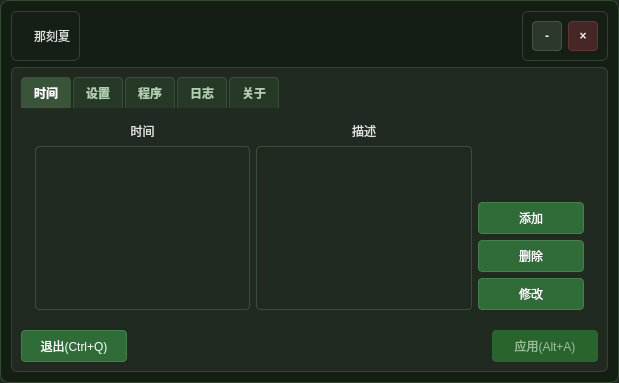
Before: the Qt Designer form UIs/settings.ui in ZYOctopuszy/TimeTipper, drawn with Qt 5.
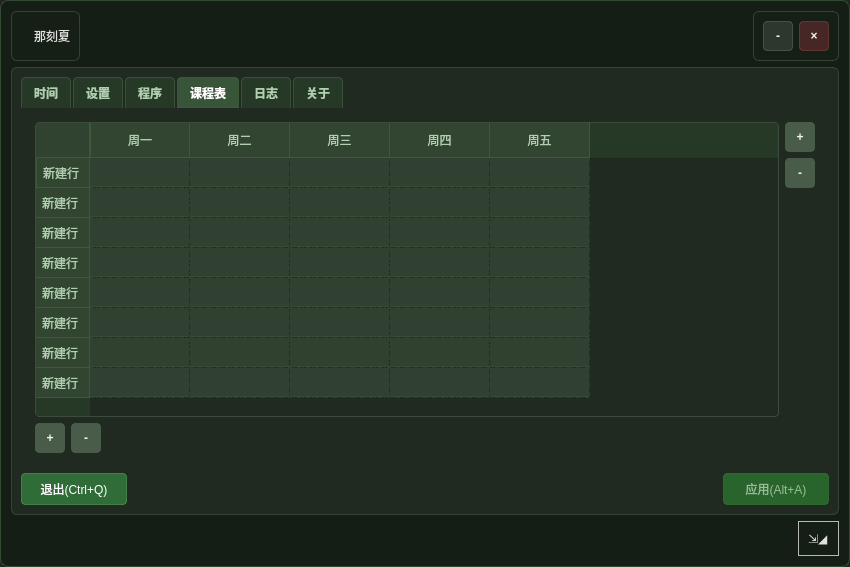
After: the same form once the commit is applied. The open tabs and pages were chosen to show the change. Icons and pictures are not drawn.

What changed in the file:
```diff
--- a/UIs/settings.ui
+++ b/UIs/settings.ui
@@ -6,13 +6,16 @@
    <rect>
     <x>0</x>
     <y>0</y>
-    <width>619</width>
-    <height>382</height>
+    <width>850</width>
+    <height>567</height>
    </rect>
   </property>
   <property name="windowTitle">
    <string>TimeTipper</string>
   </property>
+  <property name="autoFillBackground">
+   <bool>true</bool>
+  </property>
   <property name="styleSheet">
    <string notr="true">/* 基础设置 */
 * {
@@ -180,7 +183,6 @@
 /* 关于页大标题 */
 QLabel#label {
     color: rgba(100, 220, 120, 0.9);
-    text-shadow: 1px 1px 2px rgba(0, 10, 0, 0.3);
 }
 
 /* 分隔线 */
@@ -238,108 +240,29 @@
 }</string>
   </property>
   <layout class="QGridLayout" name="gridLayout_10">
-   <item row="1" column="2" alignment="Qt::AlignmentFlag::AlignRight">
-    <widget class="QFrame" name="frame_2">
+   <item row="4" column="2" alignment="Qt::AlignmentFlag::AlignRight|Qt::AlignmentFlag::AlignBottom">
+    <widget class="QFrame" name="frame_5">
      <property name="frameShape">
       <enum>QFrame::Shape::StyledPanel</enum>
      </property>
      <property name="frameShadow">
       <enum>QFrame::Shadow::Raised</enum>
      </property>
-     <layout class="QGridLayout" name="gridLayout_11">
+     <layout class="QGridLayout" name="gridLayout_14">
       <item row="0" column="0">
-       <widget class="QPushButton" name="minimize_button">
-        <property name="cursor">
-         <cursorShape>ArrowCursor</cursorShape>
+       <widget class="QLabel" name="resize_label">
+        <property name="autoFillBackground">
+         <bool>false</bool>
         </property>
-        <property name="styleSheet">
-         <string notr="true">/* 最小化按钮样式 - 暗色主题与绿色调协调 */
-QPushButton#minimize_button {
-    background-color: rgba(50, 60, 50, 0.85);  /* 深绿色调背景 */
-    border: 1px solid rgba(80, 100, 80, 0.7);  /* 浅绿色边框 */
-    border-radius: 4px;
-    color: #f0f0f0;
-    padding: 4px;
-    min-width: 20px;
-    max-width: 20px;
-    min-height: 20px;
-    max-height: 20px;
-    font-weight: bold;
-    qproperty-text: &quot;-&quot;;  /* 使用下划线作为最小化符号 */
-}
-
-/* 悬停状态 - 增强绿色调 */
-QPushButton#minimize_button:hover {
-    background-color: rgba(70, 90, 70, 0.9);
-    border-color: rgba(100, 130, 100, 0.8);
-}
-
-/* 按下状态 */
-QPushButton#minimize_button:pressed {
-    background-color: rgba(90, 110, 90, 0.9);
-    border-color: rgba(120, 150, 120, 0.8);
-}
-
-/* 禁用状态 */
-QPushButton#minimize_button:disabled {
-    background-color: rgba(50, 60, 50, 0.6);
-    border-color: rgba(70, 80, 70, 0.5);
-    color: rgba(180, 180, 180, 0.5);
-}</string>
-        </property>
         <property name="text">
-         <string>-</string>
-        </property>
-       </widget>
-      </item>
-      <item row="0" column="2">
-       <widget class="QPushButton" name="close_button">
-        <property name="cursor">
-         <cursorShape>ArrowCursor</cursorShape>
-        </property>
-        <property name="styleSheet">
-         <string notr="true">QPushButton#close_button {
-    background-color: rgba(80, 40, 40, 0.85);  /* 深红褐色背景 */
-    border: 1px solid rgba(120, 60, 60, 0.7);  /* 红褐色边框 */
-    border-radius: 4px;
-    color: #f0f0f0;
-    padding: 4px;
-    min-width: 20px;
-    max-width: 20px;
-    min-height: 20px;
-    max-height: 20px;
-    font-weight: bold;
-    qproperty-text: &quot;×&quot;;  /* 使用乘号作为关闭符号 */
-}
-
-/* 悬停状态 - 增强红色调但仍保持协调 */
-QPushButton#close_button:hover {
-    background-color: rgba(120, 60, 60, 0.9);
-    border-color: rgba(150, 80, 80, 0.8);
-}
-
-/* 按下状态 */
-QPushButton#close_button:pressed {
-    background-color: rgba(150, 70, 70, 0.9);
-    border-color: rgba(180, 90, 90, 0.8);
-}
-
-/* 禁用状态 */
-QPushButton#close_button:disabled {
-    background-color: rgba(60, 50, 50, 0.6);
-    border-color: rgba(80, 70, 70, 0.5);
-    color: rgba(180, 180, 180, 0.5);
-}</string>
-        </property>
-        <property name="text">
-         <string>×</string>
+         <string>⇲◢</string>
         </property>
        </widget>
       </item>
      </layout>
     </widget>
    </item>
-   <item row="2" column="1" colspan="2">
+   <item row="3" column="1" colspan="2">
     <widget class="QFrame" name="frame_3">
      <property name="frameShape">
       <enum>QFrame::Shape::StyledPanel</enum>
@@ -764,7 +687,357 @@
           </item>
          </layout>
         </widget>
-        <widget class="QWidget" name="tab">
+        <widget class="QWidget" name="weekdays">
+         <attribute name="title">
+          <string>课程表</string>
+         </attribute>
+         <layout class="QGridLayout" name="gridLayout_13">
+          <item row="0" column="7">
+           <widget class="QPushButton" name="add_day">
+            <property name="styleSheet">
+             <string notr="true">/* 最小化按钮样式 - 暗色主题与绿色调协调 */
+QPushButton#add_day {
+    background-color: rgba(80, 100, 80, 0.85);  /* 深绿色调背景 */
+    border: 1px solid rgba(80, 100, 80, 0.7);  /* 浅绿色边框 */
+    border-radius: 4px;
+    color: #f0f0f0;
+    padding: 4px;
+    min-width: 20px;
+    max-width: 20px;
+    min-height: 20px;
+    max-height: 20px;
+    font-weight: bold;
+    qproperty-text: &quot;+&quot;;  /* 使用下划线作为最小化符号 */
+}
+
+/* 悬停状态 - 增强绿色调 */
+QPushButton#minimize_button:hover {
+    background-color: rgba(70, 90, 70, 0.9);
+    border-color: rgba(100, 130, 100, 0.8);
+}
+
+/* 按下状态 */
+QPushButton#minimize_button:pressed {
+    background-color: rgba(90, 110, 90, 0.9);
+    border-color: rgba(120, 150, 120, 0.8);
+}
+
+/* 禁用状态 */
+QPushButton#minimize_button:disabled {
+    background-color: rgba(50, 60, 50, 0.6);
+    border-color: rgba(70, 80, 70, 0.5);
+    color: rgba(180, 180, 180, 0.5);
+}</string>
+            </property>
+            <property name="text">
+             <string>+</string>
+            </property>
+           </widget>
+          </item>
+          <item row="1" column="7">
+           <widget class="QPushButton" name="del_day">
+            <property name="styleSheet">
+             <string notr="true">/* 最小化按钮样式 - 暗色主题与绿色调协调 */
+QPushButton#del_day {
+    background-color: rgba(80, 100, 80, 0.85);  /* 深绿色调背景 */
+    border: 1px solid rgba(80, 100, 80, 0.7);  /* 浅绿色边框 */
+    border-radius: 4px;
+    color: #f0f0f0;
+    padding: 4px;
+    min-width: 20px;
+    max-width: 20px;
+    min-height: 20px;
+    max-height: 20px;
+    font-weight: bold;
+    qproperty-text: &quot;-&quot;;  /* 使用下划线作为最小化符号 */
+}
+
+/* 悬停状态 - 增强绿色调 */
+QPushButton#minimize_button:hover {
+    background-color: rgba(70, 90, 70, 0.9);
+    border-color: rgba(100, 130, 100, 0.8);
+}
+
+/* 按下状态 */
+QPushButton#minimize_button:pressed {
+    background-color: rgba(90, 110, 90, 0.9);
+    border-color: rgba(120, 150, 120, 0.8);
+}
+
+/* 禁用状态 */
+QPushButton#minimize_button:disabled {
+    background-color: rgba(50, 60, 50, 0.6);
+    border-color: rgba(70, 80, 70, 0.5);
+    color: rgba(180, 180, 180, 0.5);
+}</string>
+            </property>
+            <property name="text">
+             <string>-</string>
+            </property>
+           </widget>
+          </item>
+          <item row="7" column="1">
+           <widget class="QPushButton" name="del_lesson">
+            <property name="styleSheet">
+             <string notr="true">/* 最小化按钮样式 - 暗色主题与绿色调协调 */
+QPushButton#del_lesson {
+    background-color: rgba(80, 100, 80, 0.85);  /* 深绿色调背景 */
+    border: 1px solid rgba(80, 100, 80, 0.7);  /* 浅绿色边框 */
+    border-radius: 4px;
+    color: #f0f0f0;
+    padding: 4px;
+    min-width: 20px;
+    max-width: 20px;
+    min-height: 20px;
+    max-height: 20px;
+    font-weight: bold;
+    qproperty-text: &quot;-&quot;;  /* 使用下划线作为最小化符号 */
+}
+
+/* 悬停状态 - 增强绿色调 */
+QPushButton#minimize_button:hover {
+    background-color: rgba(70, 90, 70, 0.9);
+    border-color: rgba(100, 130, 100, 0.8);
+}
+
+/* 按下状态 */
+QPushButton#minimize_button:pressed {
+    background-color: rgba(90, 110, 90, 0.9);
+    border-color: rgba(120, 150, 120, 0.8);
+}
+
+/* 禁用状态 */
+QPushButton#minimize_button:disabled {
+    background-color: rgba(50, 60, 50, 0.6);
+    border-color: rgba(70, 80, 70, 0.5);
+    color: rgba(180, 180, 180, 0.5);
+}</string>
+            </property>
+            <property name="text">
+             <string>-</string>
+            </property>
+           </widget>
+          </item>
+          <item row="7" column="0">
+           <widget class="QPushButton" name="add_lesson">
+            <property name="styleSheet">
+             <string notr="true">/* 最小化按钮样式 - 暗色主题与绿色调协调 */
+QPushButton#add_lesson {
+    background-color: rgba(80, 100, 80, 0.85);  /* 深绿色调背景 */
+    border: 1px solid rgba(80, 100, 80, 0.7);  /* 浅绿色边框 */
+    border-radius: 4px;
+    color: #f0f0f0;
+    padding: 4px;
+    min-width: 20px;
+    max-width: 20px;
+    min-height: 20px;
+    max-height: 20px;
+    font-weight: bold;
+    qproperty-text: &quot;+&quot;;  /* 使用下划线作为最小化符号 */
+}
+
+/* 悬停状态 - 增强绿色调 */
+QPushButton#minimize_button:hover {
+    background-color: rgba(70, 90, 70, 0.9);
+    border-color: rgba(100, 130, 100, 0.8);
+}
+
+/* 按下状态 */
+QPushButton#minimize_button:pressed {
+    background-color: rgba(90, 110, 90, 0.9);
+    border-color: rgba(120, 150, 120, 0.8);
+}
+
+/* 禁用状态 */
+QPushButton#minimize_button:disabled {
+    background-color: rgba(50, 60, 50, 0.6);
+    border-color: rgba(70, 80, 70, 0.5);
+    color: rgba(180, 180, 180, 0.5);
+}</string>
+            </property>
+            <property name="text">
+             <string>+</string>
+            </property>
+           </widget>
+          </item>
+          <item row="0" column="0" rowspan="3" colspan="6">
+           <widget class="QTableWidget" name="lessons_tab">
+            <property name="sizePolicy">
+             <sizepolicy hsizetype="Preferred" vsizetype="Preferred">
+              <horstretch>0</horstretch>
+              <verstretch>0</verstretch>
+             </sizepolicy>
+            </property>
+            <property name="styleSheet">
+             <string notr="true">/* QTableWidget 主样式 */
+QTableWidget {
+    background-color: rgba(40, 50, 40, 0.0);  /* 完全透明背景 */
+    border: 1px solid rgba(70, 90, 70, 0.7);
+    border-radius: 4px;
+    gridline-color: rgba(70, 90, 70, 0.4);
+    color: #e0e0e0;
+    selection-background-color: rgba(60, 120, 70, 0.7);
+    selection-color: white;
+    outline: 0;  /* 移除选中时的虚线框 */
+}
+
+/* 表头样式 */
+QHeaderView {
+    background-color: rgba(40, 60, 40, 0.8);
+    border: none;
+    border-radius: 0;
+}
+
+QHeaderView::section {
+    background-color: rgba(50, 70, 50, 0.9);
+    color: #b0d0b0;
+    padding: 6px;
+    border: 1px solid rgba(70, 100, 70, 0.6);
+    border-left: none;
+    border-top: none;
+    font-weight: normal;
+}
+
+QHeaderView::section:first {
+    border-left: 1px solid rgba(70, 100, 70, 0.6);
+}
+
+QHeaderView::section:checked {
+    background-color: rgba(60, 90, 60, 0.9);
+    color: white;
+}
+
+/* 表项样式 */
+QTableWidget::item {
+    padding: 4px 8px;
+    border-bottom: 1px solid rgba(70, 90, 70, 0.3);
+}
+
+QTableWidget::item:hover {
+    background-color: rgba(60, 80, 60, 0.4);
+}
+
+QTableWidget::item:selected {
+    background-color: rgba(60, 120, 70, 0.7);
+    color: white;
+}
+
+/* 交替行颜色 */
+QTableWidget::item:alternate {
+    background-color: rgba(45, 55, 45, 0.2);
+}
+
+/* 角部按钮样式 */
+QTableCornerButton::section {
+    background-color: rgba(50, 70, 50, 0.9);
+    border: 1px solid rgba(70, 100, 70, 0.6);
+    border-left: none;
+    border-top: none;
+}
+
+/* 滚动条样式（与主样式一致） */
+QTableWidget QScrollBar:vertical {
+    background: rgba(40, 50, 40, 0.5);
+    width: 10px;
+}
+
+QTableWidget QScrollBar::handle:vertical {
+    background: rgba(80, 120, 80, 0.6);
+    min-height: 20px;
+    border-radius: 5px;
+}
+
+QTableWidget QScrollBar::add-line:vertical, 
+QTableWidget QScrollBar::sub-line:vertical {
+    background: none;
+}
+
+/* 编辑状态下的样式 */
+QTableWidget::item:editing {
+    background-color: rgba(60, 80, 60, 0.6);
+}</string>
+            </property>
+            <property name="gridStyle">
+             <enum>Qt::PenStyle::DashDotLine</enum>
+            </property>
+            <property name="sortingEnabled">
+             <bool>false</bool>
+            </property>
+            <row>
+             <property name="text">
+              <string>新建行</string>
+             </property>
+            </row>
+            <row>
+             <property name="text">
+              <string>新建行</string>
+             </property>
+            </row>
+            <row>
+             <property name="text">
+              <string>新建行</string>
+             </property>
+            </row>
+            <row>
+             <property name="text">
+              <string>新建行</string>
+             </property>
+            </row>
+            <row>
+             <property name="text">
+              <string>新建行</string>
+             </property>
+            </row>
+            <row>
+             <property name="text">
+              <string>新建行</string>
+             </property>
+            </row>
+            <row>
+             <property name="text">
+              <string>新建行</string>
+             </property>
+            </row>
+            <row>
+             <property name="text">
+              <string>新建行</string>
+             </property>
+            </row>
+            <column>
+             <property name="text">
+              <string>周一</string>
+             </property>
+            </column>
+            <column>
+             <property name="text">
+              <string>周二</string>
+             </property>
+            </column>
+            <column>
+             <property name="text">
+              <string>周三</string>
+             </property>
+            </column>
+            <column>
+             <property name="text">
+              <string>周四</string>
+             </property>
+            </column>
+            <column>
+             <property name="text">
+              <string>周五</string>
+             </property>
+            </column>
+            <item row="0" column="0">
+             <property name="text">
+              <string/>
+             </property>
+            </item>
+           </widget>
+          </item>
+         </layout>
+        </widget>
+        <widget class="QWidget" name="log">
          <attribute name="title">
           <string>日志</string>
          </attribute>
@@ -879,6 +1152,107 @@
      <zorder>horizontalSpacer</zorder>
     </widget>
    </item>
+   <item row="1" column="2" alignment="Qt::AlignmentFlag::AlignRight">
+    <widget class="QFrame" name="frame_2">
+     <property name="frameShape">
+      <enum>QFrame::Shape::StyledPanel</enum>
+     </property>
+     <property name="frameShadow">
+      <enum>QFrame::Shadow::Raised</enum>
+     </property>
+     <layout class="QGridLayout" name="gridLayout_11">
+      <item row="0" column="0">
+       <widget class="QPushButton" name="minimize_button">
+        <property name="cursor">
+         <cursorShape>ArrowCursor</cursorShape>
+        </property>
+        <property name="styleSheet">
+         <string notr="true">/* 最小化按钮样式 - 暗色主题与绿色调协调 */
+QPushButton#minimize_button {
+    background-color: rgba(50, 60, 50, 0.85);  /* 深绿色调背景 */
+    border: 1px solid rgba(80, 100, 80, 0.7);  /* 浅绿色边框 */
+    border-radius: 4px;
+    color: #f0f0f0;
+    padding: 4px;
+    min-width: 20px;
+    max-width: 20px;
+    min-height: 20px;
+    max-height: 20px;
+    font-weight: bold;
+    qproperty-text: &quot;-&quot;;  /* 使用下划线作为最小化符号 */
+}
+
+/* 悬停状态 - 增强绿色调 */
+QPushButton#minimize_button:hover {
+    background-color: rgba(70, 90, 70, 0.9);
+    border-color: rgba(100, 130, 100, 0.8);
+}
+
+/* 按下状态 */
+QPushButton#minimize_button:pressed {
+    background-color: rgba(90, 110, 90, 0.9);
+    border-color: rgba(120, 150, 120, 0.8);
+}
+
+/* 禁用状态 */
+QPushButton#minimize_button:disabled {
+    background-color: rgba(50, 60, 50, 0.6);
+    border-color: rgba(70, 80, 70, 0.5);
+    color: rgba(180, 180, 180, 0.5);
+}</string>
+        </property>
+        <property name="text">
+         <string>-</string>
+        </property>
+       </widget>
+      </item>
+      <item row="0" column="2">
+       <widget class="QPushButton" name="close_button">
+        <property name="cursor">
+         <cursorShape>ArrowCursor</cursorShape>
+        </property>
+        <property name="styleSheet">
+         <string notr="true">QPushButton#close_button {
+    background-color: rgba(80, 40, 40, 0.85);  /* 深红褐色背景 */
+    border: 1px solid rgba(120, 60, 60, 0.7);  /* 红褐色边框 */
+    border-radius: 4px;
+    color: #f0f0f0;
+    padding: 4px;
+    min-width: 20px;
+    max-width: 20px;
+    min-height: 20px;
+    max-height: 20px;
+    font-weight: bold;
+    qproperty-text: &quot;×&quot;;  /* 使用乘号作为关闭符号 */
+}
+
+/* 悬停状态 - 增强红色调但仍保持协调 */
+QPushButton#close_button:hover {
+    background-color: rgba(120, 60, 60, 0.9);
+    border-color: rgba(150, 80, 80, 0.8);
+}
+
+/* 按下状态 */
+QPushButton#close_button:pressed {
+    background-color: rgba(150, 70, 70, 0.9);
+    border-color: rgba(180, 90, 90, 0.8);
+}
+
+/* 禁用状态 */
+QPushButton#close_button:disabled {
+    background-color: rgba(60, 50, 50, 0.6);
+    border-color: rgba(80, 70, 70, 0.5);
+    color: rgba(180, 180, 180, 0.5);
+}</string>
+        </property>
+        <property name="text">
+         <string>×</string>
+        </property>
+       </widget>
+      </item>
+     </layout>
+    </widget>
+   </item>
    <item row="1" column="1" alignment="Qt::AlignmentFlag::AlignLeft">
     <widget class="QFrame" name="frame_4">
      <property name="cursor">
```
